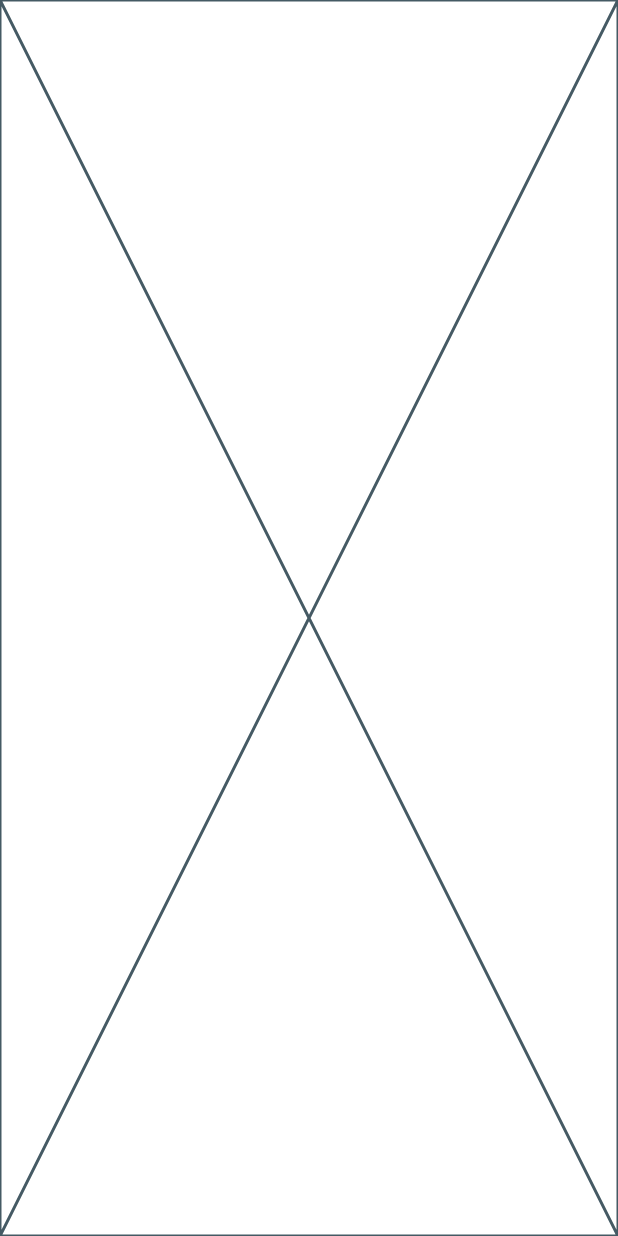
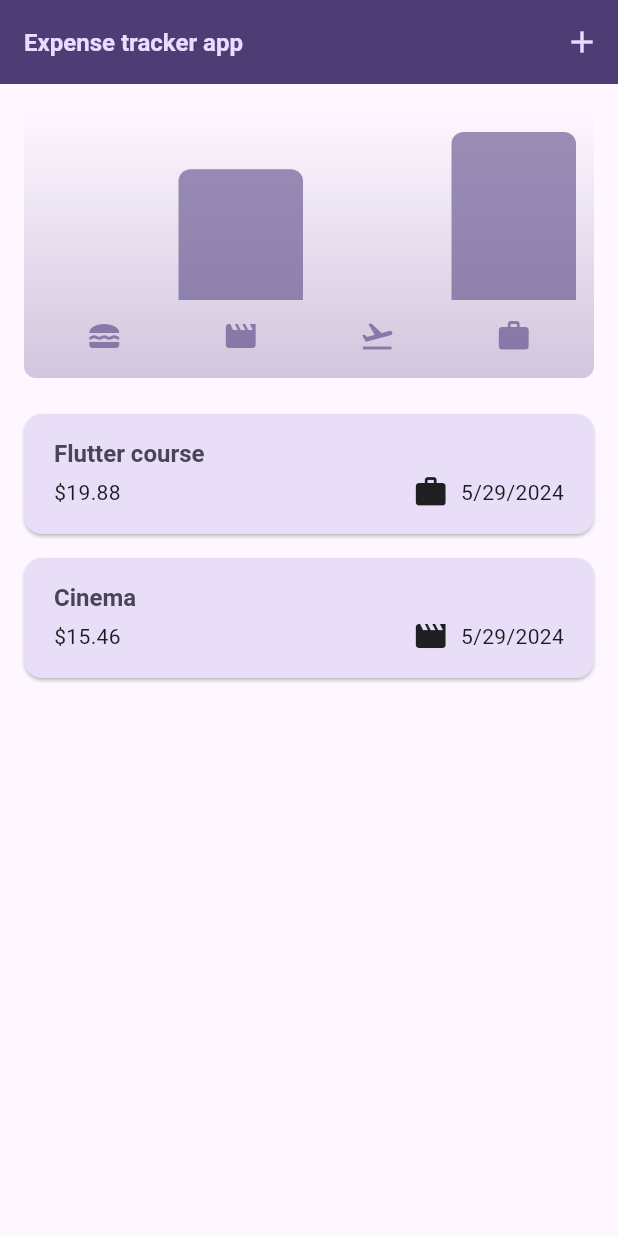
Before and after one commit to imdanishk/expense_tracker_app, a Flutter app: the screen it shows after launch, on a phone screen of 412 x 824 dp. Run offline on Flutter 3.47's test engine with Material 3 defaults, Android fonts, the phone set to English and light mode, and no system bars.

Commit message:
implement expenses list and chart + Add expense

```diff
--- /dev/null
+++ b/lib/expenses.dart
@@ -0,0 +1,99 @@
+import 'package:expense_tracker_app/widgets/chart/chart.dart';
+import 'package:expense_tracker_app/widgets/expenses_list/expenses_list.dart';
+import 'package:expense_tracker_app/models/expense.dart';
+import 'package:expense_tracker_app/widgets/expenses_list/new_expense.dart';
+import 'package:flutter/material.dart';
+
+class Expenses extends StatefulWidget {
+  const Expenses({super.key});
+
+  @override
+  State<Expenses> createState() => _ExpensesState();
+}
+
+class _ExpensesState extends State<Expenses> {
+  final List<Expense> _registeredExpenses = [
+    Expense(
+        title: 'Flutter course',
+        amount: 19.88,
+        date: DateTime.now(),
+        category: Category.work),
+    Expense(
+        title: 'Cinema',
+        amount: 15.46,
+        date: DateTime.now(),
+        category: Category.leisure)
+  ];
+
+  void _openAddExpenseOverlay() {
+    showModalBottomSheet(
+      /// here, when isScrollControlled is set to true, the modal overlay will actually take the
+      /// full available height and therefore, ensure that, we dont overlap any inputs with keyboard.
+      isScrollControlled: true,
+      context: context,
+      builder: (ctx) => NewExpense(onAddExpense: _addExpense),
+    );
+  }
+
+  void _addExpense(Expense expense) {
+    setState(() {
+      _registeredExpenses.add(expense);
+    });
+  }
+
+  void _removeExpense(Expense expense) {
+    final expenseIndex = _registeredExpenses.indexOf(expense);
+
+    setState(() {
+      _registeredExpenses.remove(expense);
+    });
+
+    ScaffoldMessenger.of(context).clearSnackBars(); // to remove old snack bar before showing another, then show new one
+
+    ScaffoldMessenger.of(context).showSnackBar(
+      SnackBar(
+        duration: const Duration(seconds: 3),
+        content: const Text('Expense deleted.'),
+        action: SnackBarAction(
+          label: 'Undo',
+          onPressed: () {
+            setState(() {
+              _registeredExpenses.insert(expenseIndex, expense);
+            });
+          },
+        ),
+      ),
+    );
+  }
+
+  @override
+  Widget build(BuildContext context) {
+    Widget mainContent =
+        const Center(child: Text('No expenses found. Start adding some!'));
+
+    if (_registeredExpenses.isNotEmpty) {
+      mainContent = ExpensesList(
+          expenses: _registeredExpenses, onRemoveExpense: _removeExpense);
+    }
+    return Scaffold(
+      appBar: AppBar(
+        title: const Text('Expense tracker app'),
+        centerTitle: false,
+        actions: [
+          IconButton(
+            onPressed: _openAddExpenseOverlay,
+            icon: const Icon(Icons.add),
+          ),
+        ],
+      ),
+      body: Column(
+        children: [
+          Chart(expenses: _registeredExpenses),
+          Expanded(
+            child: mainContent,
+          ),
+        ],
+      ),
+    );
+  }
+}
--- a/lib/main.dart
+++ b/lib/main.dart
@@ -1,4 +1,14 @@
+import 'package:expense_tracker_app/expenses.dart';
 import 'package:flutter/material.dart';
+
+var kColorScheme = ColorScheme.fromSeed(
+  seedColor: const Color.fromARGB(255, 96, 59, 181),
+);
+
+var kDarkColorScheme = ColorScheme.fromSeed(
+  brightness: Brightness.dark,
+  seedColor: const Color.fromARGB(255, 5, 99, 125),
+);
 
 void main() {
   runApp(const MyApp());
@@ -11,11 +21,47 @@ class MyApp extends StatelessWidget {
   Widget build(BuildContext context) {
     return MaterialApp(
       title: 'Flutter Demo',
-      theme: ThemeData(
-        colorScheme: ColorScheme.fromSeed(seedColor: Colors.deepPurple),
+      darkTheme: ThemeData.dark(
         useMaterial3: true,
+      ).copyWith(
+        colorScheme: kDarkColorScheme,
+        cardTheme: const CardTheme().copyWith(
+          color: kDarkColorScheme.secondaryContainer,
+          margin: const EdgeInsets.symmetric(horizontal: 16, vertical: 8),
+        ),
+        elevatedButtonTheme: ElevatedButtonThemeData(
+          style: ElevatedButton.styleFrom(
+            backgroundColor: kDarkColorScheme.primaryContainer,
+            foregroundColor: kDarkColorScheme.onPrimaryContainer,
+          ),
+        ),
       ),
-      home: const Placeholder(),
+      theme: ThemeData.light(
+        useMaterial3: true,
+      ).copyWith(
+        colorScheme: kColorScheme,
+        appBarTheme: const AppBarTheme().copyWith(
+          backgroundColor: kColorScheme.onPrimaryContainer,
+          foregroundColor: kColorScheme.primaryContainer,
+        ),
+        cardTheme: const CardTheme().copyWith(
+          color: kColorScheme.secondaryContainer,
+          margin: const EdgeInsets.symmetric(horizontal: 16, vertical: 8),
+        ),
+        elevatedButtonTheme: ElevatedButtonThemeData(
+          style: ElevatedButton.styleFrom(
+            backgroundColor: kColorScheme.primaryContainer,
+          ),
+        ),
+        textTheme: ThemeData().textTheme.copyWith(
+              titleLarge: TextStyle(
+                fontWeight: FontWeight.bold,
+                color: kColorScheme.onSecondaryContainer,
+                fontSize: 16,
+              ),
+            ),
+      ),
+      home: const Expenses(),
     );
   }
 }
--- /dev/null
+++ b/lib/models/expense.dart
@@ -0,0 +1,63 @@
+import 'package:flutter/material.dart';
+import 'package:intl/intl.dart';
+import 'package:uuid/uuid.dart';
+
+/// In dart, 'Initializer Lists' can be used to initialize class properties (like 'id')
+/// with values that are not received as constructor functin arguments.
+
+final formatter = DateFormat.yMd();
+
+const uuid = Uuid();
+
+enum Category { food, travel, leisure, work }
+
+const categoryIcons = {
+  Category.food: Icons.lunch_dining,
+  Category.travel: Icons.flight_takeoff,
+  Category.leisure: Icons.movie,
+  Category.work: Icons.work
+};
+
+class Expense {
+  Expense(
+      {required this.title,
+      required this.amount,
+      required this.date,
+      required this.category})
+      : id = uuid.v4(); // initializer list
+
+  // properties
+  final String id;
+  final String title;
+  final double amount;
+  final DateTime date;
+  final Category category;
+
+  String get formattedDate {
+    return formatter.format(date);
+  }
+}
+
+class ExpenseBucket {
+  ExpenseBucket({required this.category, required this.expenses});
+
+  /// this is an utility extension function that filters out the expenses
+  /// based on a speicific category.
+  ExpenseBucket.forCategory(List<Expense> allExpenses, this.category)
+      : expenses = allExpenses
+            .where((expense) => expense.category == category)
+            .toList();
+
+  final Category category;
+  final List<Expense> expenses;
+
+  double get totalExpenses {
+    double sum = 0;
+
+    for (final expense in expenses) {
+      sum += expense.amount; // equivalent to sum = sum + expense.amount
+    }
+
+    return sum;
+  }
+}
--- /dev/null
+++ b/lib/widgets/chart/chart.dart
@@ -0,0 +1,94 @@
+import 'package:expense_tracker_app/models/expense.dart';
+import 'package:expense_tracker_app/widgets/chart/chart_bar.dart';
+import 'package:flutter/material.dart';
+
+class Chart extends StatelessWidget {
+  const Chart({super.key, required this.expenses});
+
+  final List<Expense> expenses;
+
+  List<ExpenseBucket> get buckets {
+    return [
+      ExpenseBucket.forCategory(expenses, Category.food),
+      ExpenseBucket.forCategory(expenses, Category.leisure),
+      ExpenseBucket.forCategory(expenses, Category.travel),
+      ExpenseBucket.forCategory(expenses, Category.work),
+    ];
+  }
+
+  double get maxTotalExpense {
+    double maxTotalExpense = 0;
+
+    for (final bucket in buckets) {
+      if (bucket.totalExpenses > maxTotalExpense) {
+        maxTotalExpense = bucket.totalExpenses;
+      }
+    }
+
+    return maxTotalExpense;
+  }
+
+  @override
+  Widget build(BuildContext context) {
+    final isDarkMode =
+        MediaQuery.of(context).platformBrightness == Brightness.dark;
+    return Container(
+      margin: const EdgeInsets.all(16),
+      padding: const EdgeInsets.symmetric(
+        vertical: 16,
+        horizontal: 8,
+      ),
+      width: double.infinity,
+      height: 180,
+      decoration: BoxDecoration(
+        borderRadius: BorderRadius.circular(8),
+        gradient: LinearGradient(
+          colors: [
+            Theme.of(context).colorScheme.primary.withOpacity(0.3),
+            Theme.of(context).colorScheme.primary.withOpacity(0.0)
+          ],
+          begin: Alignment.bottomCenter,
+          end: Alignment.topCenter,
+        ),
+      ),
+      child: Column(
+        children: [
+          Expanded(
+            child: Row(
+              crossAxisAlignment: CrossAxisAlignment.end,
+              children: [
+                for (final bucket in buckets) // alternative to map()
+                  ChartBar(
+                    fill: bucket.totalExpenses == 0
+                        ? 0
+                        : bucket.totalExpenses / maxTotalExpense,
+                  )
+              ],
+            ),
+          ),
+          const SizedBox(height: 12),
+          Row(
+            children: buckets
+                .map(
+                  (bucket) => Expanded(
+                    child: Padding(
+                      padding: const EdgeInsets.symmetric(horizontal: 4),
+                      child: Icon(
+                        categoryIcons[bucket.category],
+                        color: isDarkMode
+                            ? Theme.of(context).colorScheme.secondary
+                            : Theme.of(context)
+                                .colorScheme
+                                .primary
+                                .withOpacity(0.7),
+                      ),
+                    ),
+                  ),
+                )
+                .toList(),
+          )
+        ],
+      ),
+    );
+  }
+}
--- /dev/null
+++ b/lib/widgets/chart/chart_bar.dart
@@ -0,0 +1,34 @@
+import 'package:flutter/material.dart';
+
+class ChartBar extends StatelessWidget {
+  const ChartBar({
+    super.key,
+    required this.fill,
+  });
+
+  final double fill;
+
+  @override
+  Widget build(BuildContext context) {
+    final isDarkMode =
+        MediaQuery.of(context).platformBrightness == Brightness.dark;
+    return Expanded(
+      child: Padding(
+        padding: const EdgeInsets.symmetric(horizontal: 4),
+        child: FractionallySizedBox(
+          heightFactor: fill,
+          child: DecoratedBox(
+            decoration: BoxDecoration(
+              shape: BoxShape.rectangle,
+              borderRadius:
+                  const BorderRadius.vertical(top: Radius.circular(8)),
+              color: isDarkMode
+                  ? Theme.of(context).colorScheme.secondary
+                  : Theme.of(context).colorScheme.primary.withOpacity(0.65),
+            ),
+          ),
+        ),
+      ),
+    );
+  }
+}
--- /dev/null
+++ b/lib/widgets/expenses_list/expenses_item.dart
@@ -0,0 +1,40 @@
+import 'package:expense_tracker_app/models/expense.dart';
+import 'package:flutter/material.dart';
+
+class ExpensesItem extends StatelessWidget {
+  const ExpensesItem(this.expense, {super.key});
+
+  final Expense expense;
+
+  @override
+  Widget build(BuildContext context) {
+    return Card(
+      child: Padding(
+        padding: const EdgeInsets.symmetric(horizontal: 20, vertical: 16),
+        child: Column(
+          crossAxisAlignment: CrossAxisAlignment.start,
+          children: [
+            Text(
+              expense.title,
+              style: Theme.of(context).textTheme.titleLarge,
+            ),
+            const SizedBox(height: 4),
+            Row(
+              children: [
+                Text('\$${expense.amount.toStringAsFixed(2)}'),
+                const Spacer(),
+                Row(
+                  children: [
+                    Icon(categoryIcons[expense.category]),
+                    const SizedBox(width: 8),
+                    Text(expense.formattedDate)
+                  ],
+                )
+              ],
+            )
+          ],
+        ),
+      ),
+    );
+  }
+}
--- /dev/null
+++ b/lib/widgets/expenses_list/expenses_list.dart
@@ -0,0 +1,28 @@
+import 'package:expense_tracker_app/models/expense.dart';
+import 'package:expense_tracker_app/widgets/expenses_list/expenses_item.dart';
+import 'package:flutter/material.dart';
+
+class ExpensesList extends StatelessWidget {
+  const ExpensesList({super.key, required this.expenses, required this.onRemoveExpense});
+
+  final List<Expense> expenses;
+  final void Function(Expense expense) onRemoveExpense;
+
+  @override
+  Widget build(BuildContext context) {
+    return ListView.builder(
+      itemCount: expenses.length,
+      itemBuilder: (context, index) => Dismissible(
+        key: ValueKey(expenses[index]),
+        background: Container(
+          color: Theme.of(context).colorScheme.error.withOpacity(0.75),
+          margin: EdgeInsets.symmetric(horizontal: Theme.of(context).cardTheme.margin!.horizontal),
+        ),
+        onDismissed: (direction) {
+          onRemoveExpense(expenses[index]);
+        },
+        child: ExpensesItem(expenses[index]),
+      ),
+    );
+  }
+}
--- a/pubspec.yaml
+++ b/pubspec.yaml
@@ -35,6 +35,8 @@ dependencies:
   # The following adds the Cupertino Icons font to your application.
   # Use with the CupertinoIcons class for iOS style icons.
   cupertino_icons: ^1.0.6
+  uuid: ^4.4.0
+  intl: ^0.19.0
 
 dev_dependencies:
   flutter_test:
```
Also changed, not shown: lib/widgets/expenses_list/new_expense.dart (added, +165 -0 lines), pubspec.lock.
